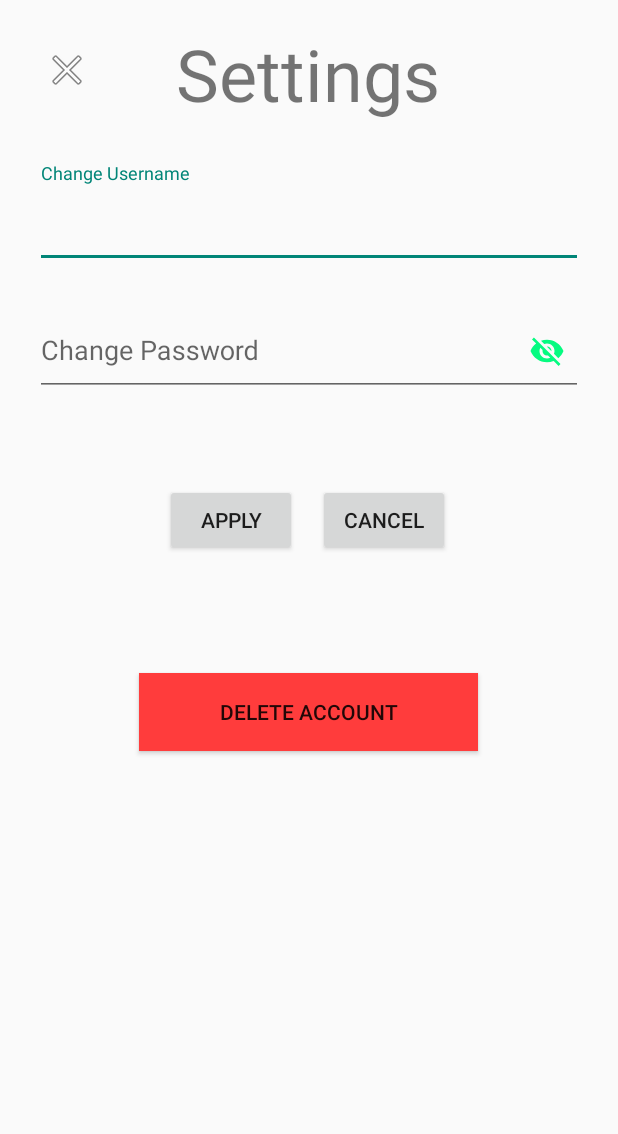
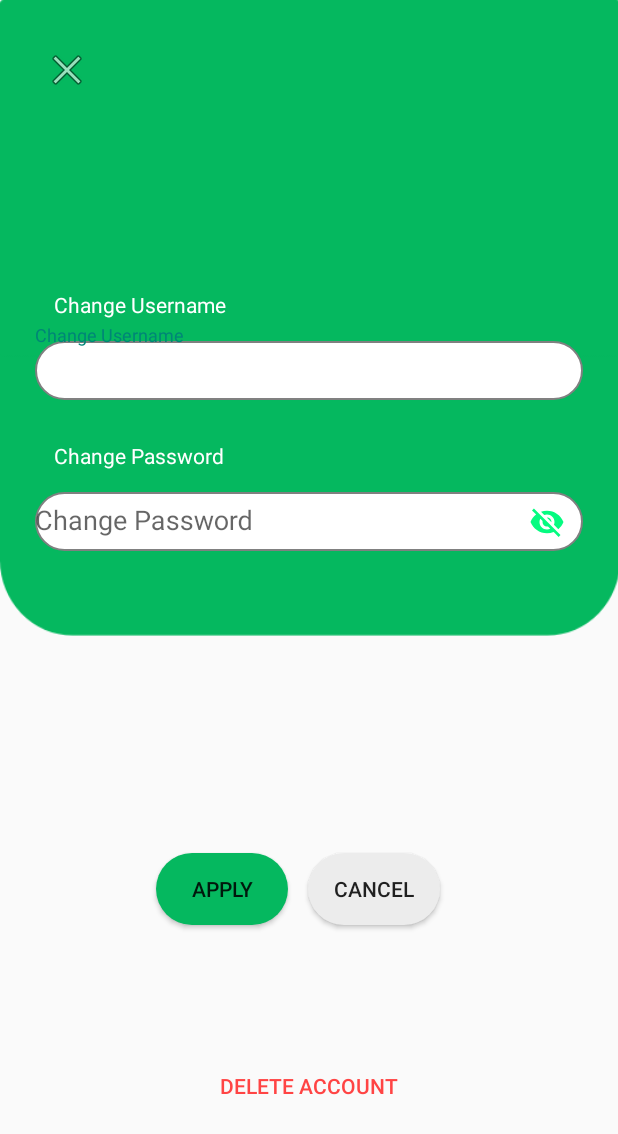
Before and after one commit to DEPatton/GroceryGuru, an Android app built with Jetpack Compose: the layout activity_settings.xml on its own in the app's theme, with its tools: preview values and no code run, on a phone screen of 412 x 824 dp. Shown: the top 1134 px of the screen. Run offline under Robolectric (Android 15) with nearby library versions, the phone set to English and light mode, and no system bars.

Commit message:
updated account settings ui

```diff
--- /dev/null
+++ b/app/src/main/res/drawable/edit_text_bg.xml
@@ -0,0 +1,6 @@
+<?xml version="1.0" encoding="utf-8"?>
+<shape xmlns:android="http://schemas.android.com/apk/res/android">
+    <solid android:color="@color/white" />
+    <corners android:radius="30dp" />
+    <stroke android:color="@color/gray" android:width="1dp"/>
+</shape>
--- a/app/src/main/res/layout/activity_settings.xml
+++ b/app/src/main/res/layout/activity_settings.xml
@@ -8,19 +8,19 @@
     tools:layout_editor_absoluteX="-6dp"
     tools:layout_editor_absoluteY="0dp">
 
-    <TextView
-        android:id="@+id/textView"
-        android:layout_width="184dp"
-        android:layout_height="68dp"
-        android:text="Settings"
-        android:textAlignment="center"
-        android:textSize="48sp"
-        app:layout_constraintBottom_toBottomOf="parent"
+
+    <ImageView
+        android:id="@+id/imageView3"
+        android:layout_width="413dp"
+        android:layout_height="424dp"
+        android:fitsSystemWindows="true"
+        android:scaleType="fitXY"
+        app:layout_constraintBottom_toTopOf="@+id/button5"
         app:layout_constraintEnd_toEndOf="parent"
-        app:layout_constraintHorizontal_bias="0.497"
         app:layout_constraintStart_toStartOf="parent"
         app:layout_constraintTop_toTopOf="parent"
-        app:layout_constraintVertical_bias="0.022" />
+        app:layout_constraintVertical_bias="0"
+        app:srcCompat="@drawable/component_2__1" />
 
     <ImageButton
         android:id="@+id/imageButton2"
@@ -35,34 +35,64 @@
         app:layout_constraintVertical_bias="0.022"
         app:srcCompat="@android:drawable/ic_menu_close_clear_cancel" />
 
+    <TextView
+        android:id="@+id/textView3"
+        android:layout_width="wrap_content"
+        android:layout_height="wrap_content"
+        android:layout_marginBottom="4dp"
+        android:text="Change Password"
+        android:textColor="@android:color/white"
+        app:layout_constraintBottom_toTopOf="@+id/ChangePassword"
+        app:layout_constraintEnd_toEndOf="parent"
+        app:layout_constraintHorizontal_bias="0.121"
+        app:layout_constraintStart_toStartOf="parent"
+        app:layout_constraintTop_toBottomOf="@+id/ChangeUsername"
+        app:layout_constraintVertical_bias="1.0" />
+
+    <TextView
+        android:id="@+id/textView2"
+        android:layout_width="wrap_content"
+        android:layout_height="wrap_content"
+        android:layout_marginBottom="4dp"
+        android:text="Change Username"
+        android:textColor="@android:color/white"
+        app:layout_constraintBottom_toTopOf="@+id/ChangeUsername"
+        app:layout_constraintEnd_toEndOf="parent"
+        app:layout_constraintHorizontal_bias="0.121"
+        app:layout_constraintStart_toStartOf="parent"
+        app:layout_constraintTop_toBottomOf="@+id/imageButton2"
+        app:layout_constraintVertical_bias="1.0" />
+
     <com.google.android.material.textfield.TextInputLayout
         android:id="@+id/ChangeUsername"
         android:layout_width="365dp"
-        android:layout_height="70dp"
+        android:layout_height="50dp"
         android:hint="Change Username"
         app:layout_constraintBottom_toBottomOf="parent"
         app:layout_constraintEnd_toEndOf="parent"
         app:layout_constraintStart_toStartOf="parent"
         app:layout_constraintTop_toTopOf="parent"
-        app:layout_constraintVertical_bias="0.144">
+        app:layout_constraintVertical_bias="0.28">
 
         <com.google.android.material.textfield.TextInputEditText
             android:id="@+id/ChangeUsernameMain"
             android:layout_width="match_parent"
             android:layout_height="match_parent"
+            android:background="@drawable/edit_text_bg"
             android:inputType="text" />
     </com.google.android.material.textfield.TextInputLayout>
 
     <com.google.android.material.textfield.TextInputLayout
         android:id="@+id/ChangePassword"
         android:layout_width="365dp"
-        android:layout_height="70dp"
+        android:layout_height="50dp"
         android:hint="Change Password"
         app:layout_constraintBottom_toBottomOf="parent"
         app:layout_constraintEnd_toEndOf="parent"
         app:layout_constraintStart_toStartOf="parent"
-        app:layout_constraintTop_toTopOf="parent"
-        app:layout_constraintVertical_bias="0.257"
+
+        app:layout_constraintTop_toBottomOf="@+id/ChangeUsername"
+        app:layout_constraintVertical_bias="0.1"
         app:passwordToggleEnabled="true"
         app:passwordToggleTint="@color/secondary_green">
 
@@ -70,6 +100,7 @@
             android:id="@+id/ChangePasswordMain"
             android:layout_width="match_parent"
             android:layout_height="match_parent"
+            android:background="@drawable/edit_text_bg"
             android:inputType="text" />
     </com.google.android.material.textfield.TextInputLayout>
 
@@ -77,37 +108,45 @@
         android:id="@+id/button4"
         android:layout_width="226dp"
         android:layout_height="52dp"
-        android:background="#FF3C3C"
+        android:background="@android:color/transparent"
         android:text="Delete Account"
+        android:textColor="@android:color/holo_red_light"
         app:layout_constraintBottom_toBottomOf="parent"
         app:layout_constraintEnd_toEndOf="parent"
         app:layout_constraintHorizontal_bias="0.497"
         app:layout_constraintStart_toStartOf="parent"
         app:layout_constraintTop_toTopOf="parent"
-        app:layout_constraintVertical_bias="0.581" />
+        app:layout_constraintVertical_bias="0.904" />
+
 
     <Button
         android:id="@+id/button5"
         android:layout_width="wrap_content"
         android:layout_height="wrap_content"
+        android:background="@drawable/profile_button_style"
+        android:backgroundTint="@color/green"
+        android:elevation="8dp"
         android:text="Apply"
         app:layout_constraintBottom_toBottomOf="parent"
         app:layout_constraintEnd_toEndOf="parent"
-        app:layout_constraintHorizontal_bias="0.34"
+        app:layout_constraintHorizontal_bias="0.321"
         app:layout_constraintStart_toStartOf="parent"
         app:layout_constraintTop_toTopOf="parent"
-        app:layout_constraintVertical_bias="0.416" />
+        app:layout_constraintVertical_bias="0.733" />
 
     <Button
         android:id="@+id/button11"
         android:layout_width="wrap_content"
         android:layout_height="wrap_content"
+        android:background="@drawable/profile_button_style"
+        android:backgroundTint="@color/light_grey"
+        android:elevation="8dp"
         android:text="Cancel"
         app:layout_constraintBottom_toBottomOf="parent"
         app:layout_constraintEnd_toEndOf="parent"
-        app:layout_constraintHorizontal_bias="0.655"
+        app:layout_constraintHorizontal_bias="0.634"
         app:layout_constraintStart_toStartOf="parent"
         app:layout_constraintTop_toTopOf="parent"
-        app:layout_constraintVertical_bias="0.416" />
+        app:layout_constraintVertical_bias="0.733" />
 
 </androidx.constraintlayout.widget.ConstraintLayout>
--- a/app/src/main/res/values/colors.xml
+++ b/app/src/main/res/values/colors.xml
@@ -14,4 +14,5 @@
     <color name="fourth_green">#02A855</color>
     <color name="dark_grey">#707070</color>
     <color name="yellow">#FFFFCC</color>
+    <color name="light_grey">#ECECEC</color>
 </resources>
```
Also changed, not shown: app/src/main/res/drawable-hdpi/component_2__1.png (added), app/src/main/res/drawable-ldpi/component_2__1.png (added), app/src/main/res/drawable-mdpi/component_2__1.png (added), app/src/main/res/drawable-xhdpi/component_2__1.png (added), app/src/main/res/drawable-xxxhdpi/component_2__1.png (added).
